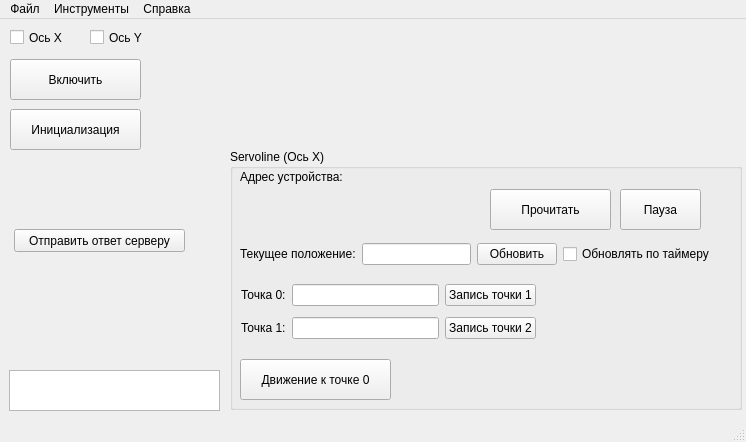
VladimirR46/PharmacyRobot, file mainwindow.ui: the form before one commit.
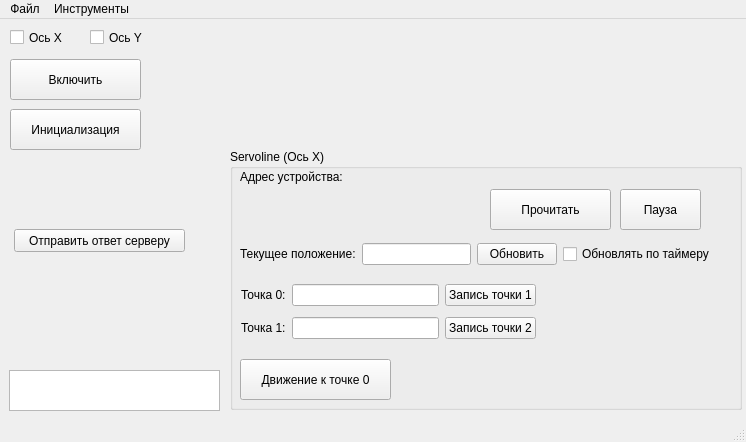
The form after the commit. Icons and pictures are not drawn.

Patch:
```diff
--- a/mainwindow.ui
+++ b/mainwindow.ui
@@ -338,13 +338,6 @@
     <addaction name="actionConnectTCP"/>
     <addaction name="actionExit"/>
    </widget>
-   <widget class="QMenu" name="menu_2">
-    <property name="title">
-     <string>Справка</string>
-    </property>
-    <addaction name="action"/>
-    <addaction name="action_2"/>
-   </widget>
    <widget class="QMenu" name="menu_3">
     <property name="title">
      <string>Инструменты</string>
@@ -354,7 +347,6 @@
    </widget>
    <addaction name="menu"/>
    <addaction name="menu_3"/>
-   <addaction name="menu_2"/>
   </widget>
   <widget class="QStatusBar" name="statusbar"/>
   <action name="action">
```
